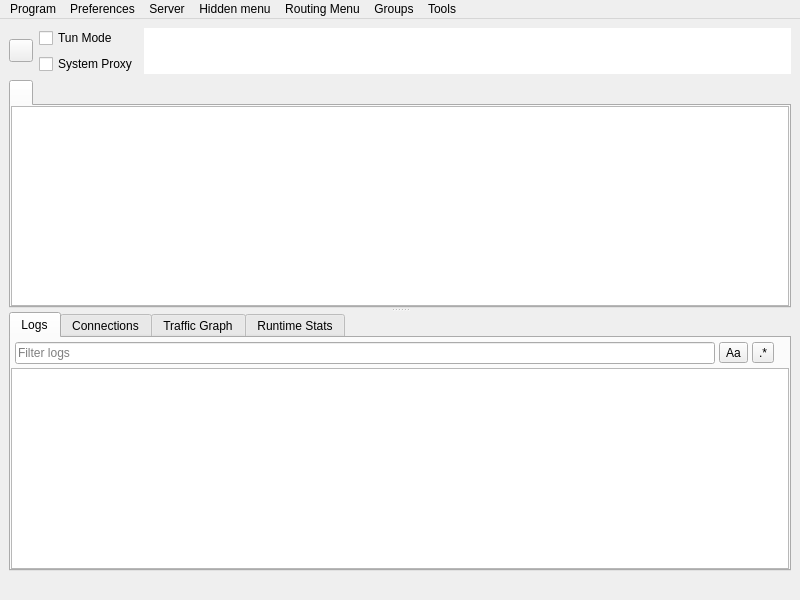
Qt form include/ui/mainwindow.ui (tergride/poros) before a commit.
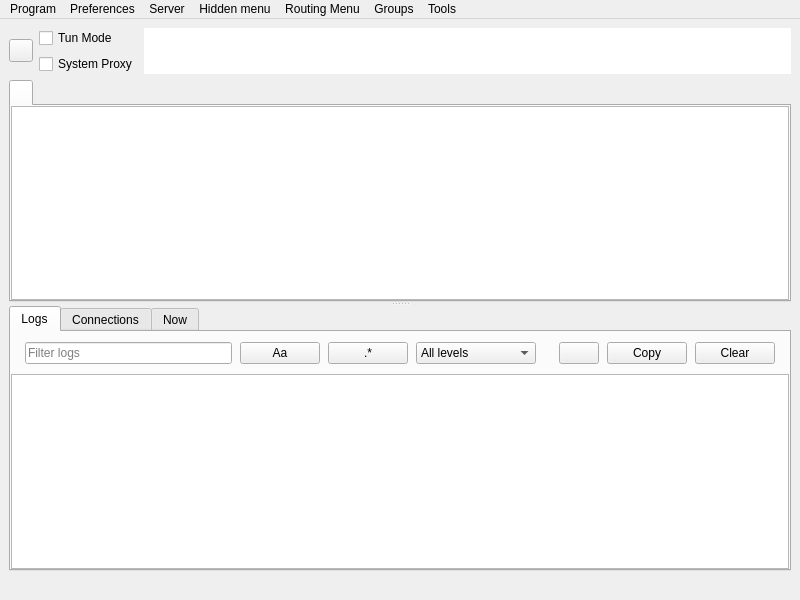
The same form after that commit. Custom widgets are drawn as their Qt base class.

What changed in the file:
```diff
--- a/include/ui/mainwindow.ui
+++ b/include/ui/mainwindow.ui
@@ -241,7 +241,7 @@
               <bool>false</bool>
              </property>
              <property name="movable">
-              <bool>true</bool>
+              <bool>false</bool>
              </property>
              <property name="tabBarAutoHide">
               <bool>false</bool>
@@ -273,35 +273,35 @@
                 <number>0</number>
                </property>
                <item>
-                <widget class="QWidget" name="logToolbar" native="true">
-                 <layout class="QHBoxLayout" name="logToolbarLayout">
+                <widget class="QFrame" name="logToolbar">
+                 <property name="role" stdset="false">
+                  <string notr="true">toolbar</string>
+                 </property>
+                 <layout class="QHBoxLayout" name="logToolbarLayout" stretch="1,0,0,0,0,0,0,0">
                   <property name="spacing">
-                   <number>4</number>
+                   <number>8</number>
                   </property>
                   <property name="leftMargin">
-                   <number>4</number>
+                   <number>14</number>
                   </property>
                   <property name="topMargin">
-                   <number>4</number>
+                   <number>10</number>
                   </property>
                   <property name="rightMargin">
-                   <number>4</number>
+                   <number>14</number>
                   </property>
                   <property name="bottomMargin">
-                   <number>4</number>
+                   <number>10</number>
                   </property>
                   <item>
                    <widget class="QLineEdit" name="logSearchEdit">
                     <property name="placeholderText">
                      <string>Filter logs</string>
                     </property>
-                    <property name="clearButtonEnabled">
-                     <bool>true</bool>
-                    </property>
                    </widget>
                   </item>
                   <item>
-                   <widget class="QToolButton" name="logSearchCase">
+                   <widget class="QPushButton" name="logSearchCase">
                     <property name="toolTip">
                      <string>Match case</string>
                     </property>
@@ -314,7 +314,7 @@
                    </widget>
                   </item>
                   <item>
-                   <widget class="QToolButton" name="logSearchRegex">
+                   <widget class="QPushButton" name="logSearchRegex">
                     <property name="toolTip">
                      <string>Regular expression</string>
                     </property>
@@ -327,7 +327,72 @@
                    </widget>
                   </item>
                   <item>
-                   <widget class="QLabel" name="logMatchCount"/>
+                   <widget class="QComboBox" name="logLevel">
+                    <item>
+                     <property name="text">
+                      <string>All levels</string>
+                     </property>
+                    </item>
+                    <item>
+                     <property name="text">
+                      <string>Warn and above</string>
+                     </property>
+                    </item>
+                    <item>
+                     <property name="text">
+                      <string>Errors only</string>
+                     </property>
+                    </item>
+                   </widget>
+                  </item>
+                  <item>
+                   <widget class="QLabel" name="logMatchCount">
+                    <property name="role" stdset="false">
+                     <string notr="true">hint</string>
+                    </property>
+                   </widget>
+                  </item>
+                  <item>
+                   <widget class="QPushButton" name="logJumpLatest">
+                    <property name="toolTip">
+                     <string>New logs are held while the view is scrolled up</string>
+                    </property>
+                    <property name="role" stdset="false">
+                     <string notr="true">small</string>
+                    </property>
+                   </widget>
+                  </item>
+                  <item>
+                   <widget class="QPushButton" name="logCopy">
+                    <property name="text">
+                     <string>Copy</string>
+                    </property>
+                    <property name="iconSize">
+                     <size>
+                      <width>14</width>
+                      <height>14</height>
+                     </size>
+                    </property>
+                    <property name="role" stdset="false">
+                     <string notr="true">small</string>
+                    </property>
+                   </widget>
+                  </item>
+                  <item>
+                   <widget class="QPushButton" name="logClear">
+                    <property name="text">
+                     <string>Clear</string>
+                    </property>
+                    <property name="iconSize">
+                     <size>
+                      <width>14</width>
+                      <height>14</height>
+                     </size>
+                    </property>
+                    <property name="role" stdset="false">
+                     <string notr="true">small</string>
+                    </property>
+                   </widget>
                   </item>
                  </layout>
                 </widget>
@@ -376,34 +441,9 @@
                </item>
               </layout>
              </widget>
-             <widget class="QWidget" name="graph_tab">
-              <attribute name="title">
-               <string>Traffic Graph</string>
-              </attribute>
-              <layout class="QHBoxLayout" name="horizontalLayout_6">
-               <property name="spacing">
-                <number>0</number>
-               </property>
-               <property name="sizeConstraint">
-                <enum>QLayout::SizeConstraint::SetDefaultConstraint</enum>
-               </property>
-               <property name="leftMargin">
-                <number>0</number>
-               </property>
-               <property name="topMargin">
-                <number>0</number>
-               </property>
-               <property name="rightMargin">
-                <number>0</number>
-               </property>
-               <property name="bottomMargin">
-                <number>0</number>
-               </property>
-              </layout>
-             </widget>
              <widget class="QWidget" name="runtime_tab">
               <attribute name="title">
-               <string>Runtime Stats</string>
+               <string>Now</string>
               </attribute>
               <layout class="QHBoxLayout" name="horizontalLayout_7">
                <property name="spacing">
@@ -1133,6 +1173,11 @@
    <extends>QTableView</extends>
    <header>include/ui/utils/ProfilesTableView.h</header>
   </customwidget>
+  <customwidget>
+   <class>TableSearchEdit</class>
+   <extends>QLineEdit</extends>
+   <header>include/ui/utils/TableSearchEdit.h</header>
+  </customwidget>
   <customwidget>
    <class>StartStopButton</class>
    <extends>QToolButton</extends>
```
Left out of the diff: 10 changed lines with no effect on the pictures.
